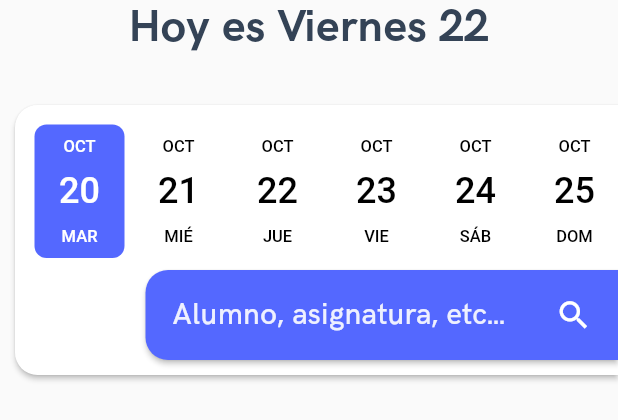
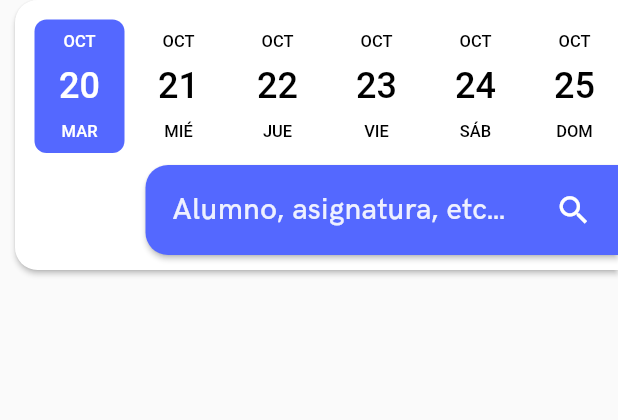
Before and after one commit to jiaas/EntiendoApp, a Flutter app: the CalendarTimeline widget shown alone on an empty page, opened directly, on a phone screen of 412 x 824 dp. Shown: the top 420 px of the screen. Run offline on Flutter 3.47's test engine with Material 2 defaults, Android fonts, the phone set to English and light mode, and no system bars; drawn by our look-alikes of date_picker_timeline; our stand-ins replace date_format, flutter_slidable, modal_bottom_sheet; statements that could not run were skipped.

Commit message:
I'm coming home

```diff
--- a/lib/Event/model/event_model.dart
+++ b/lib/Event/model/event_model.dart
@@ -17,6 +17,7 @@ class Event {
   EventStatus eventStatus = EventStatus();
   EventType eventType = EventType();
   Evaluation evaluation = Evaluation();
+  Subject subject = Subject();
 
   //Constructor
   Event({
@@ -27,7 +28,8 @@ class Event {
     this.endTime,
     this.eventStatus,
     this.eventType,
-    this.evaluation
+    this.evaluation,
+    this.subject
   });
 
   //Parse a <- List of Events -> from Json List
@@ -55,6 +57,7 @@ class Event {
     if(json['status'] != null) eventStatus = EventStatus.fromJsonMap(json['status']);
     if(json['type'] != null) eventType = EventType.fromJsonMap(json['type']);
     if(json['evaluation'] != null) evaluation = Evaluation.fromJsonMap(json['evaluation']);
+    if(json['subject'] != null) subject = Subject.fromJsonMap(json['subject']);
 
 
   }
--- a/lib/Event/ui/widgets/calendar_widget.dart
+++ b/lib/Event/ui/widgets/calendar_widget.dart
@@ -33,27 +33,6 @@ class _CalendarTimelineState extends State<CalendarTimeline> {
     return Container(
       child: Column(
         children: <Widget>[
-          Container(
-            width: 360,
-            height: 70,
-            child: Column(
-              children: <Widget>[
-                Text(
-                  "Hoy es Viernes 22",
-                  textAlign: TextAlign.end,
-                  style: TextStyle(
-                    fontFamily: "HKGrotesk-Bold",
-                    fontSize: 30,
-                    fontWeight: FontWeight.bold,
-                    color: Color(0xFF344356),
-                  ),
-                ),
-                SizedBox(
-                  height: 10,
-                ),
-              ],
-            ),
-          ),
           Container(
             margin: EdgeInsets.only(left: 10),
             child: Card(
```
Also changed, not shown: lib/Event/ui/widgets/activity_card_widget.dart (+13 -23 lines).
